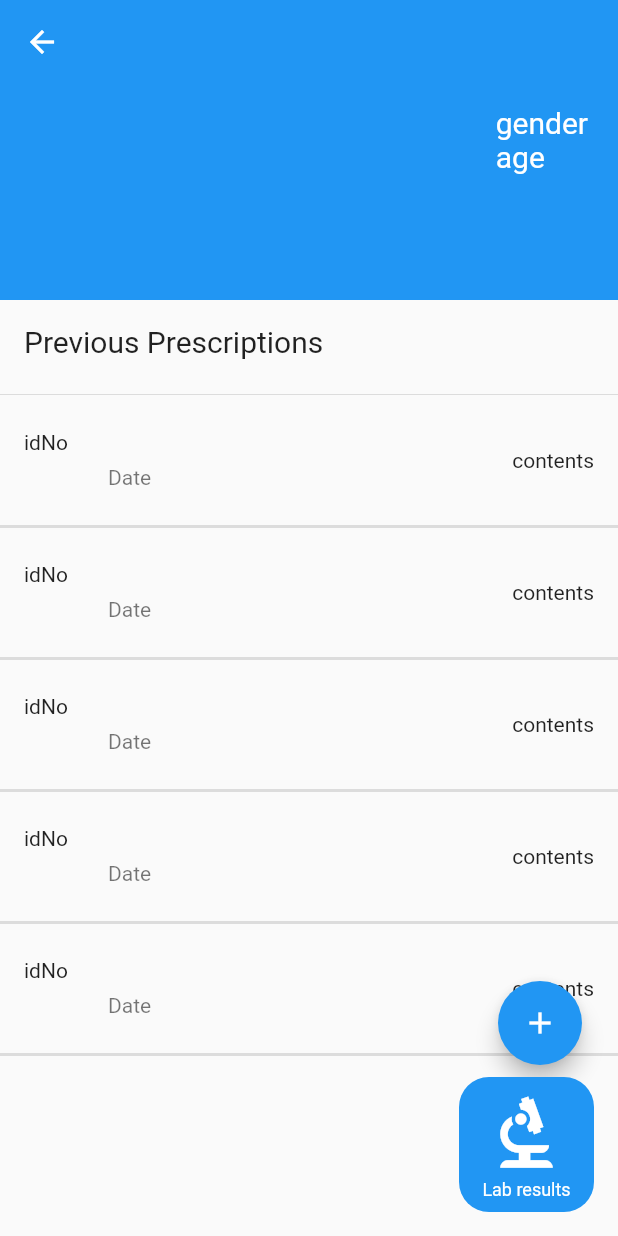
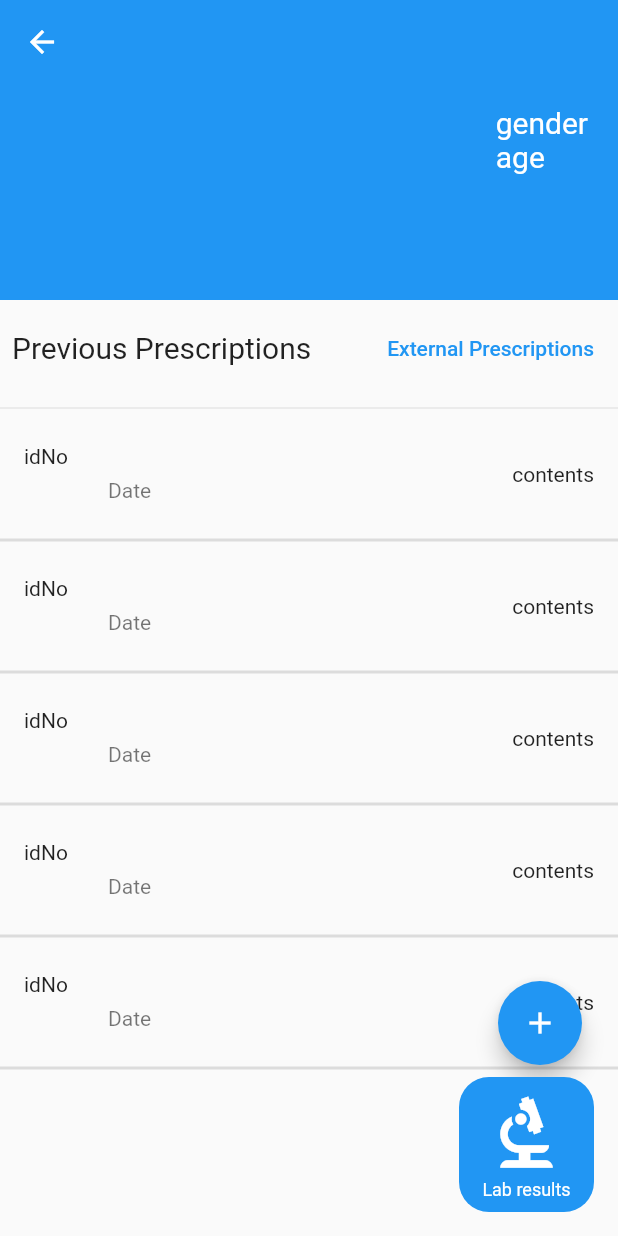
Before and after one commit to ShanuFutura/HeartBeat, a Flutter app: the PatientView screen opened directly with empty values, on a phone screen of 412 x 824 dp. Run offline on Flutter 3.47's test engine with Material 2 defaults, Android fonts, the light colour scheme and no system bars; our stand-ins replace carousel_slider, dropdown_search, fluttertoast, image_picker, shared_preferences; accounts and stored records are empty.

Commit message:
tuesday final

```diff
--- a/heartbeat/lib/main.dart
+++ b/heartbeat/lib/main.dart
@@ -16,7 +16,7 @@ class HeartBeat extends StatelessWidget {
   @override
   Widget build(BuildContext context) {
     return MaterialApp(
-      home: PatientHomePage(),
+      home: DocHomePage(),
       routes: {
         LoginScreen.routeName: (ctx) => LoginScreen(),
         PatientSignupPage.routeName: (ctx) => PatientSignupPage(),
--- a/heartbeat/lib/screens/patient_view.dart
+++ b/heartbeat/lib/screens/patient_view.dart
@@ -237,10 +237,19 @@ class _PatientViewState extends State<PatientView> {
               crossAxisAlignment: CrossAxisAlignment.start,
               children: [
                 Padding(
-                  padding: const EdgeInsets.all(16.0),
-                  child: Text(
-                    isLabtest ? 'Labtests' : 'Previous Prescriptions',
-                    style: TextStyle(fontSize: 20),
+                  padding: const EdgeInsets.all(8.0),
+                  child: Row(
+                    mainAxisAlignment: MainAxisAlignment.spaceBetween,
+                    children: [
+                      Text(
+                        isLabtest ? 'Labtests' : 'Previous Prescriptions',
+                        style: TextStyle(fontSize: 20),
+                      ),
+                      if (!isLabtest)
+                        TextButton(
+                            onPressed: () {},
+                            child: Text('External Prescriptions'))
+                    ],
                   ),
                 ),
                 Divider(),
```
Also changed, not shown: heartbeat/lib/screens/patient_external_prescription.dart (added, +30 -0 lines).
